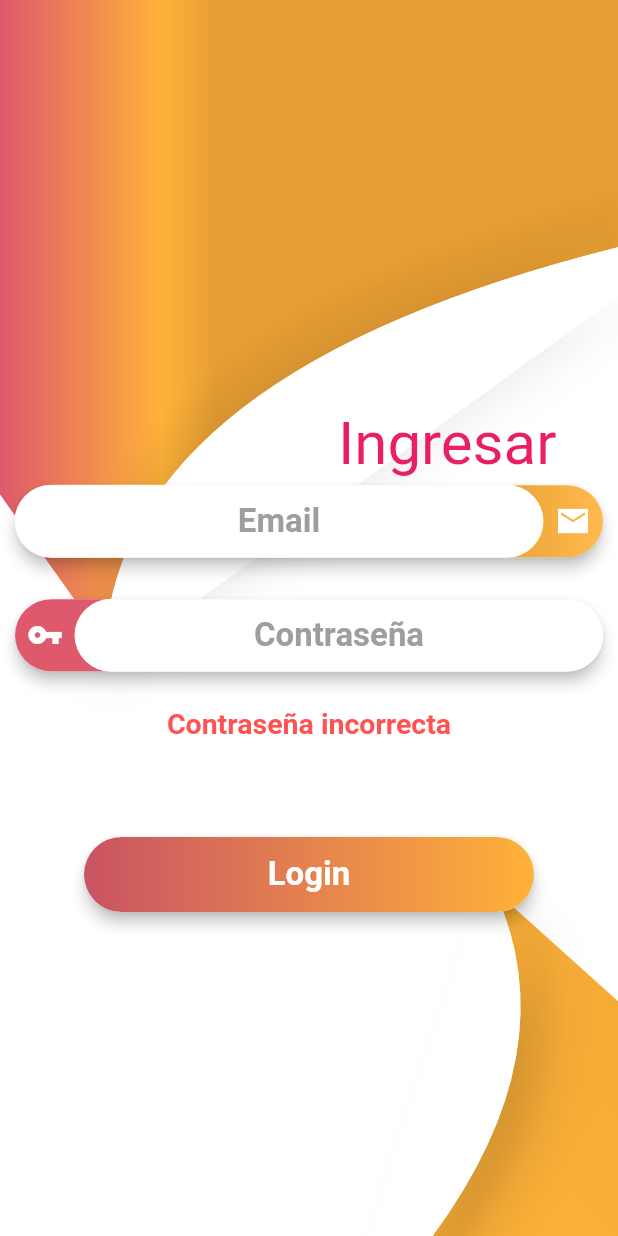
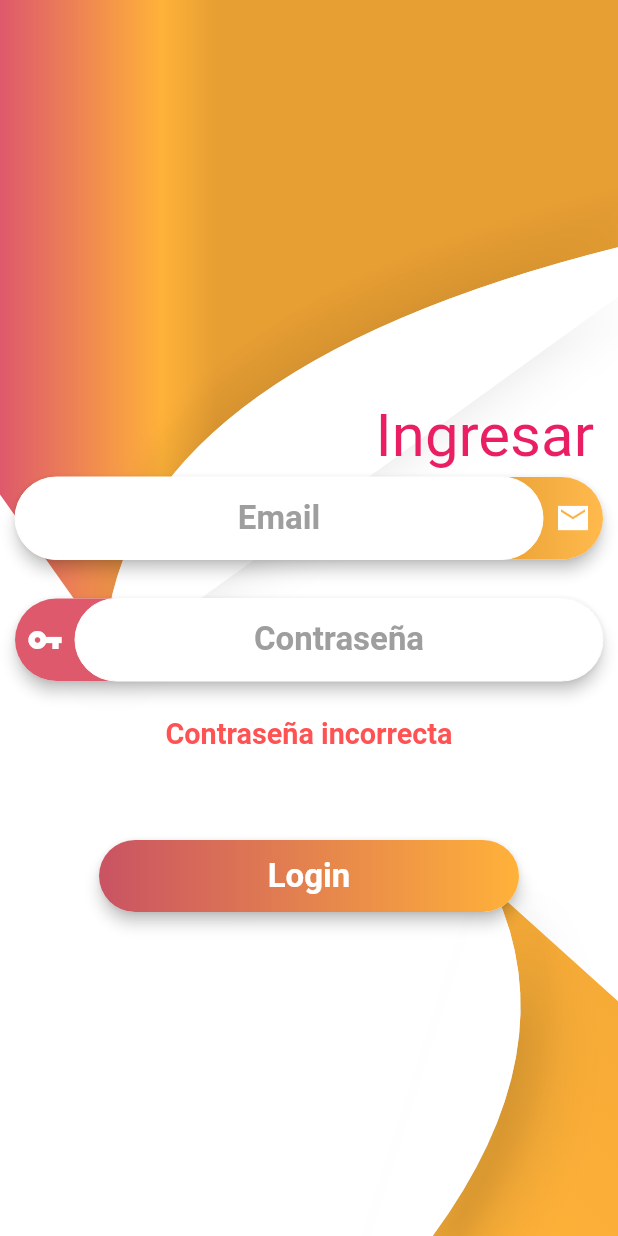
Before and after one commit to hernan74/control_usuarios, a Flutter app: the screen it shows after launch, on a phone screen of 412 x 824 dp. Run offline on Flutter 3.47's test engine with Material 2 defaults, Android fonts, the phone set to English and light mode, and no system bars; our stand-ins replace font_awesome_flutter, image_picker.

Commit message:
se soluciono dimensiones de campos en login

```diff
--- a/lib/main.dart
+++ b/lib/main.dart
@@ -1,3 +1,4 @@
+import 'package:control_usuarios/src/helpers/estilos.dart';
 import 'package:flutter/material.dart';
 
 import 'package:flutter_localizations/flutter_localizations.dart';
@@ -23,6 +24,7 @@ class MyApp extends StatelessWidget {
       theme: ThemeData.light().copyWith(
         scaffoldBackgroundColor: Colors.white,
         primaryColor: Colors.amber,
+        accentColor: colorPrimarioUno
       ),
       home: LoginPage(),
     );
--- a/lib/src/pages/login_page.dart
+++ b/lib/src/pages/login_page.dart
@@ -12,10 +12,12 @@ class LoginPage extends StatelessWidget {
     final size = MediaQuery.of(context).size;
     double anchoMaximo = sizeScreemUtil(
         sizeActual: size.width * 90 / 100, sizeMin: 400, sizeMax: 650);
+    double altoMaximo = sizeScreemUtil(
+        sizeActual: size.height * 60 / 100, sizeMin: 252, sizeMax: 400);
+
     return SafeArea(
       child: Scaffold(
-          body: SingleChildScrollView(
-        child: Container(
+          body: Container(
         width: size.width,
         height: size.height,
         child: Stack(
@@ -24,29 +26,41 @@ class LoginPage extends StatelessWidget {
             FondoLoginWidget(),
             Container(
               width: anchoMaximo,
-                height: 400,
-                child: Column(
-                  mainAxisAlignment: MainAxisAlignment.center,
-                  crossAxisAlignment: CrossAxisAlignment.center,
-                  children: [
+              height: altoMaximo,
+              child: GridViewWidget(
+                widthActual: anchoMaximo,
+                widthItem: anchoMaximo - 20,
+                maxHeightItem: altoMaximo,
+                listaElementos: [
+                  Column(
+                    children: <Widget>[
                       Spacer(),
                       _Titulo(
-                      ancho: anchoMaximo,
+                        anchoMaximo: anchoMaximo,
+                        altoMaximo: altoMaximo,
                       ),
                       _FormularioLogin(
-                      anchoCampoTexto: anchoMaximo,
+                        altoMaximo: altoMaximo,
                       ),
                       SizedBox(
-                      height: 20,
+                          height: sizeScreemUtil(
+                              sizeActual: altoMaximo * 5 / 100,
+                              sizeMin: 0,
+                              sizeMax: 20)),
+                      _TextoErrorAutenticacion(
+                        altoMaximo: altoMaximo,
                       ),
-                    _TextoErrorAutenticacion(),
                       Spacer(),
-                    _BotonLogin(ancho: anchoMaximo),
+                      _BotonLogin(
+                        anchoMaximo: anchoMaximo,
+                        altoMaximo: altoMaximo,
+                      ),
+                    ],
+                  ),
                 ],
               ),
             ),
           ],
-          ),
         ),
       )),
     );
@@ -54,20 +68,23 @@ class LoginPage extends StatelessWidget {
 }
 
 class _Titulo extends StatelessWidget {
-  final double ancho;
+  final double anchoMaximo;
+  final double altoMaximo;
 
-  const _Titulo({this.ancho});
+  const _Titulo({@required this.anchoMaximo, @required this.altoMaximo});
   @override
   Widget build(BuildContext context) {
     return OpacityAnimation(
       duration: Duration(seconds: 1),
       child: Container(
-        width: ancho - 70,
+        width: anchoMaximo * 95 / 100,
         alignment: Alignment.centerRight,
         child: Text(
           'Ingresar',
           style: TextStyle(
-              fontSize: estilo.sizeTituloLogin, color: estilo.colorTituloLogin),
+              fontSize: sizeScreemUtil(
+                  sizeActual: altoMaximo * 10 / 100, sizeMin: 20, sizeMax: 40),
+              color: estilo.colorTituloLogin),
         ),
       ),
     );
@@ -75,28 +92,37 @@ class _Titulo extends StatelessWidget {
 }
 
 class _FormularioLogin extends StatelessWidget {
-  final double anchoCampoTexto;
+  final double altoMaximo;
 
-  const _FormularioLogin({this.anchoCampoTexto});
+  const _FormularioLogin({this.altoMaximo});
   @override
   Widget build(BuildContext context) {
     return Column(
       children: <Widget>[
         TextfieldWidget(
+          alto: sizeScreemUtil(
+              sizeActual: altoMaximo * 15 / 100, sizeMin: 10, sizeMax: 55),
           icono: Icons.markunread_sharp,
           colorGradienteIconoInicio: estilo.colorPrimarioUno,
           colorGradienteIconoFin: estilo.colorPrimarioUnoGradiente,
+          hintTextSize: sizeScreemUtil(
+              sizeActual: altoMaximo * 5.5 / 100, sizeMin: 10, sizeMax: 22),
           hindText: 'Email',
         ),
         SizedBox(
-          height: 20,
+          height: sizeScreemUtil(
+              sizeActual: altoMaximo * 4.5 / 100, sizeMin: 10, sizeMax: 20),
         ),
         TextfieldWidget(
+          alto: sizeScreemUtil(
+              sizeActual: altoMaximo * 15 / 100, sizeMin: 10, sizeMax: 55),
           iconoIzquida: true,
           icono: Icons.vpn_key_sharp,
           colorGradienteIconoInicio: estilo.colorPrimarioDos,
           colorGradienteIconoFin: estilo.colorPrimarioDosGradiente,
           hindText: 'Contraseña',
+          hintTextSize: sizeScreemUtil(
+              sizeActual: altoMaximo * 5.5 / 100, sizeMin: 10, sizeMax: 22),
           obscureText: true,
         ),
       ],
@@ -105,12 +131,17 @@ class _FormularioLogin extends StatelessWidget {
 }
 
 class _TextoErrorAutenticacion extends StatelessWidget {
+  final double altoMaximo;
+
+  const _TextoErrorAutenticacion({Key key, @required this.altoMaximo})
+      : super(key: key);
   @override
   Widget build(BuildContext context) {
     return Text(
       'Contraseña incorrecta',
       style: TextStyle(
-          fontSize: estilo.sizeTextError,
+          fontSize: sizeScreemUtil(
+              sizeActual: altoMaximo * 4.8 / 100, sizeMin: 10, sizeMax: 22),
           color: estilo.colorError,
           fontWeight: FontWeight.bold),
     );
@@ -119,10 +150,12 @@ class _TextoErrorAutenticacion extends StatelessWidget {
 
 class _BotonLogin extends StatelessWidget {
   const _BotonLogin({
-    @required this.ancho,
+    @required this.anchoMaximo,
+    @required this.altoMaximo,
   });
 
-  final double ancho;
+  final double anchoMaximo;
+  final double altoMaximo;
 
   @override
   Widget build(BuildContext context) {
@@ -131,9 +164,12 @@ class _BotonLogin extends StatelessWidget {
           style: TextStyle(
               color: estilo.colorTextoBoton,
               fontWeight: FontWeight.bold,
-              fontSize: estilo.sizeText)),
-      ancho: ancho - 100,
-      alto: 50,
+              fontSize: sizeScreemUtil(
+                  sizeActual: altoMaximo * 5.5 / 100,
+                  sizeMin: 10,
+                  sizeMax: 22))),
+      ancho: anchoMaximo * 70 / 100,
+      alto: altoMaximo * 12 / 100,
       utilizaGradiente: true,
       colorGradienteInicio: estilo.colorPrimarioDos,
       colorGradienteFinal: estilo.colorPrimarioUno,
--- a/lib/src/widget/grid_view_widget.dart
+++ b/lib/src/widget/grid_view_widget.dart
@@ -6,15 +6,16 @@ class GridViewWidget extends StatelessWidget {
   final double widthItem;
   final double maxHeightItem;
 
-  const GridViewWidget(
-      {@required this.listaElementos,
-      @required this.widthActual,
-      @required this.widthItem,
-      this.maxHeightItem = 120.0});
+  const GridViewWidget({
+    @required this.listaElementos,
+    @required this.widthActual,
+    @required this.widthItem,
+    this.maxHeightItem = 120.0,
+  });
   @override
   Widget build(BuildContext context) {
-
     return GridView.builder(
+      physics: ClampingScrollPhysics(),
       gridDelegate: SliverGridDelegateWithFixedCrossAxisCount(
           crossAxisCount: widthActual ~/ (widthItem + 12),
           mainAxisExtent: maxHeightItem),
--- a/lib/src/widget/textfield_widget.dart
+++ b/lib/src/widget/textfield_widget.dart
@@ -19,6 +19,7 @@ class TextfieldWidget extends StatelessWidget {
   final TextEditingController controller;
   final bool enableInteractiveSelection;
   final Function onTap;
+  final double alto;
   const TextfieldWidget(
       {this.icono = Icons.ac_unit,
       this.iconoIzquida = false,
@@ -31,7 +32,8 @@ class TextfieldWidget extends StatelessWidget {
       this.controller,
       this.enableInteractiveSelection = true,
       this.onTap,
-      this.hintTextSize = 22});
+      this.hintTextSize = 22,
+      this.alto = 55});
 
   @override
   Widget build(BuildContext contextText) {
@@ -41,6 +43,7 @@ class TextfieldWidget extends StatelessWidget {
         borderRadius: BorderRadius.circular(50),
       ),
       child: Container(
+        height: this.alto,
         decoration: BoxDecoration(
           color: this.colorGradienteIconoInicio,
           borderRadius: BorderRadius.circular(50),
```
Lines whose indentation alone changed are shown as unchanged.
